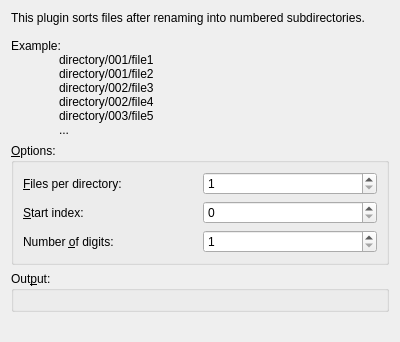
Above: src/dirsortpluginwidget.ui from KDE/krename before the change. Below: the same form after it.
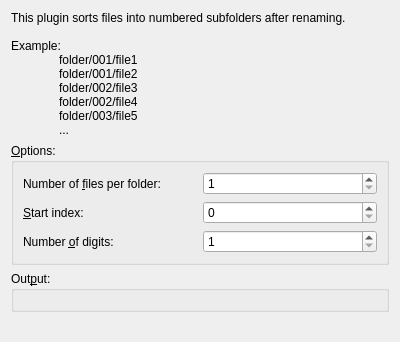
That is the form after the change. Custom widgets are drawn as their Qt base class.

Commit message: Wording: directory -> folder

What changed in the file:
```diff
--- a/src/dirsortpluginwidget.ui
+++ b/src/dirsortpluginwidget.ui
@@ -14,15 +14,15 @@
    <item>
     <widget class="QLabel" name="label">
      <property name="text">
-      <string>This plugin sorts files after renaming into numbered subdirectories.
+      <string>This plugin sorts files into numbered subfolders after renaming.
 
 Example:
-	directory/001/file1
-	directory/001/file2
-	directory/002/file3
-	directory/002/file4
-	directory/003/file5
- 	...</string>
+	folder/001/file1
+	folder/001/file2
+	folder/002/file3
+	folder/002/file4
+	folder/003/file5
+	...</string>
      </property>
     </widget>
    </item>
@@ -35,7 +35,7 @@
       <item row="0" column="0">
        <widget class="QLabel" name="label_2">
         <property name="text">
-         <string>&amp;Files per directory:</string>
+         <string>Number of &amp;files per folder:</string>
         </property>
         <property name="buddy">
          <cstring>spinFiles</cstring>
```
The commit also changes 5 other files.
